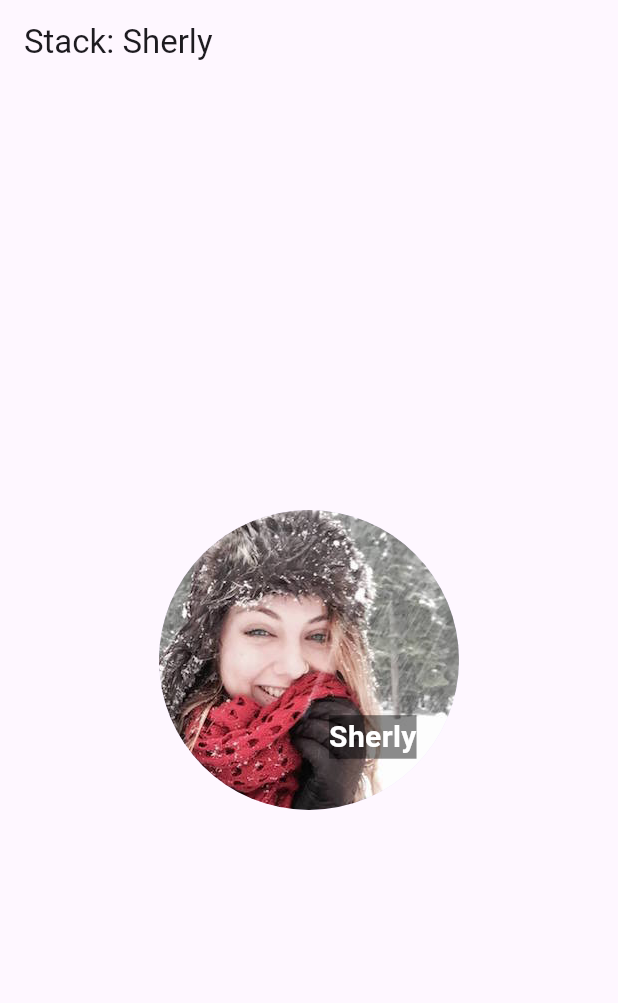
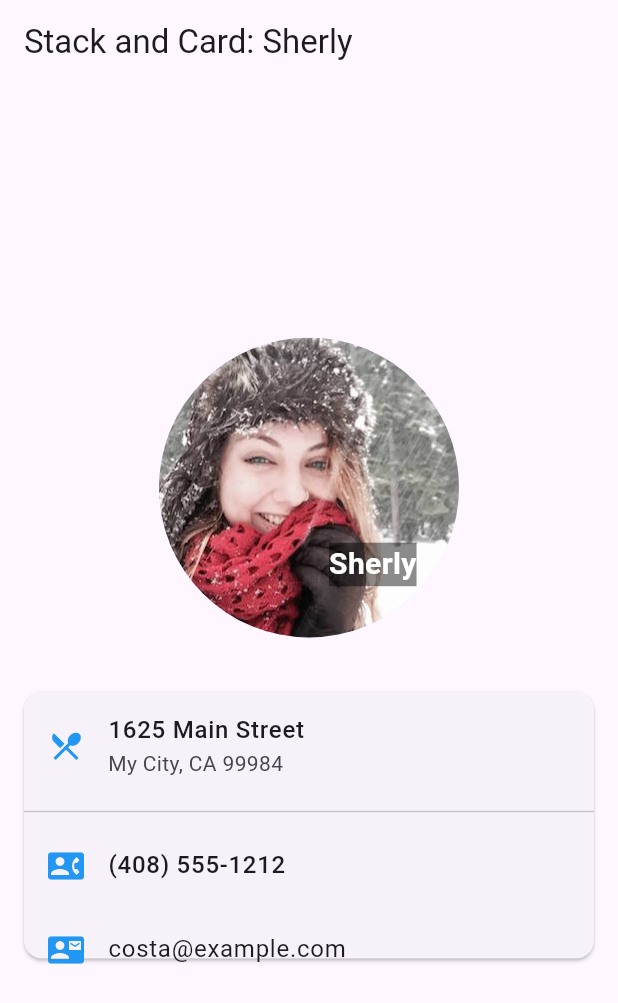
Before and after one commit to sherlyazkiah/basic_layout_flutter, a Flutter app: the screen it shows after launch, on a phone screen of 412 x 824 dp. Shown: the top 1003 px of the screen. Run offline on Flutter 3.47's test engine with Material 3 defaults, Android fonts, the phone set to English and light mode, and no system bars.

Commit message:
stack and card

```diff
--- a/lib/main.dart
+++ b/lib/main.dart
@@ -9,7 +9,7 @@ class MyApp extends StatelessWidget {
 
   @override
   Widget build(BuildContext context) {
-    const String appTitle = 'Stack: Sherly';
+    const String appTitle = 'Stack and Card: Sherly';
 
     return MaterialApp(
       title: appTitle,
@@ -18,7 +18,47 @@ class MyApp extends StatelessWidget {
           title: const Text(appTitle),
         ),
         body: Center(
-          child: _buildStack(),
+          child: Column(
+            mainAxisSize: MainAxisSize.min,
+            children: [
+              _buildStack(),
+              const SizedBox(height: 20),
+              _buildCard(),
+            ],
+          ),
+        ),
+      ),
+    );
+  }
+
+  Widget _buildCard() {
+    return SizedBox(
+      height: 210,
+      child: Card(
+        margin: const EdgeInsets.all(16),
+        child: Column(
+          children: [
+            ListTile(
+              title: const Text(
+                '1625 Main Street',
+                style: TextStyle(fontWeight: FontWeight.w500),
+              ),
+              subtitle: const Text('My City, CA 99984'),
+              leading: Icon(Icons.restaurant_menu, color: Colors.blue[500]),
+            ),
+            const Divider(),
+            ListTile(
+              title: const Text(
+                '(408) 555-1212',
+                style: TextStyle(fontWeight: FontWeight.w500),
+              ),
+              leading: Icon(Icons.contact_phone, color: Colors.blue[500]),
+            ),
+            ListTile(
+              title: const Text('costa@example.com'),
+              leading: Icon(Icons.contact_mail, color: Colors.blue[500]),
+            ),
+          ],
         ),
       ),
     );
```
Also changed, not shown: img/card.png (added).
